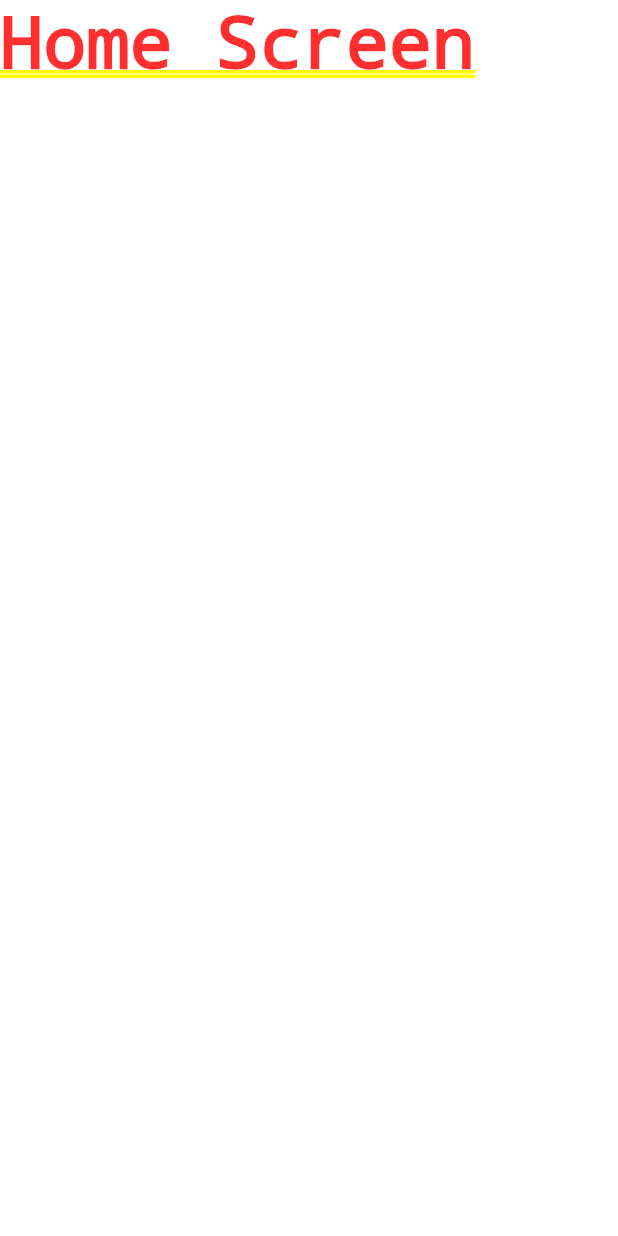
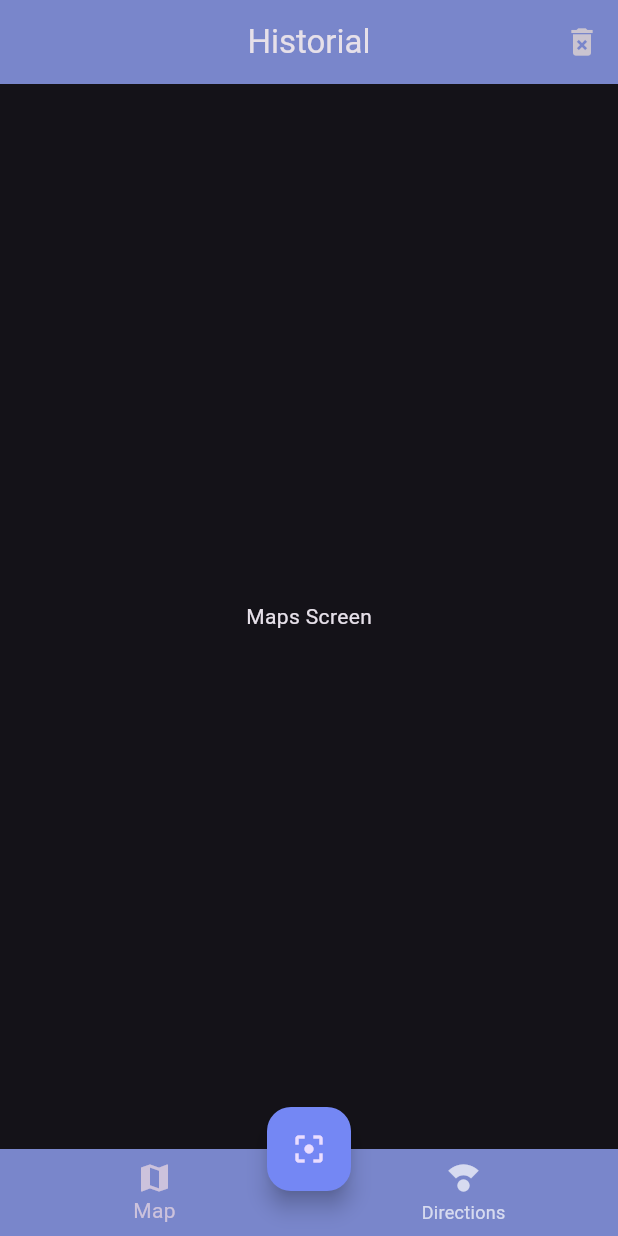
Before and after one commit to Juanes0930/QR_Scanner, a Flutter app: the screen it shows after launch, on a phone screen of 412 x 824 dp. Run offline on Flutter 3.47's test engine with Material 2 defaults, Android fonts, the phone set to English and light mode, and no system bars.

Commit message:
Title: Update App , Description: Creation theme and screens

```diff
--- /dev/null
+++ b/lib/config/theme/app_theme.dart
@@ -0,0 +1,16 @@
+import 'package:flutter/material.dart';
+
+class AppTheme  {
+
+
+ThemeData themeData() => ThemeData(
+  floatingActionButtonTheme: const FloatingActionButtonThemeData(backgroundColor:
+  Color.fromARGB(255, 116, 135, 244)),
+  bottomNavigationBarTheme:BottomNavigationBarThemeData(backgroundColor: Colors.indigo[300]),
+  appBarTheme: AppBarTheme(backgroundColor: Colors.indigo[300]),
+  //iconButtonTheme: IconButtonThemeData(style: ButtonStyle(backgroundColor: MaterialStateProperty.lerp(255, 116, 135, 244))),
+  brightness: Brightness.dark,
+  useMaterial3: true,
+  //brightness: Brightness.dark
+);
+}
--- a/lib/infraestructura/screens/home_screen.dart
+++ /dev/null
@@ -1,10 +0,0 @@
-import 'package:flutter/material.dart';
-
-class HomeScreen extends StatelessWidget {
-  const HomeScreen({super.key});
-
-  @override
-  Widget build(BuildContext context) {
-    return const Text('Home Screen');
-  }
-}
--- a/lib/main.dart
+++ b/lib/main.dart
@@ -1,7 +1,8 @@
 
 import 'package:flutter/material.dart';
-import 'package:qr_scanner_app/infraestructura/screens/home_screen.dart';
-import 'package:qr_scanner_app/infraestructura/screens/maps_screen.dart';
+import 'package:qr_scanner_app/config/theme/app_theme.dart';
+import 'package:qr_scanner_app/presentation/screens/home_screen.dart';
+import 'package:qr_scanner_app/presentation/screens/map_screen.dart';
 
 void main() => runApp(const MyApp());
 
@@ -13,15 +14,15 @@ class MyApp extends StatelessWidget {
     return MaterialApp(
       debugShowCheckedModeBanner: false,
       title: 'Material App',
+      theme: AppTheme().themeData(),
       initialRoute: 'home',
       routes: {
         'home':(context) => const HomeScreen(),
-        'mapa':(context) => const MapsScreen(),
+        'map':(context) => const MapScreen(),
       },
       home: Scaffold(
         appBar: AppBar(
           title: const Text('Material App Bar'),
-
         ),
         body: const Center(
           child: Text('Hello World'),
--- /dev/null
+++ b/lib/presentation/screens/directions_page.dart
@@ -0,0 +1,10 @@
+import 'package:flutter/material.dart';
+
+class DirectionsPage extends StatelessWidget {
+  const DirectionsPage({super.key});
+
+  @override
+  Widget build(BuildContext context) {
+    return const Center(child: Text('Direction Screen'),);
+  }
+}
--- /dev/null
+++ b/lib/presentation/screens/home_screen.dart
@@ -0,0 +1,45 @@
+import 'package:flutter/material.dart';
+import 'package:qr_scanner_app/presentation/screens/directions_page.dart';
+import 'package:qr_scanner_app/presentation/screens/maps_page.dart';
+import 'package:qr_scanner_app/presentation/widgets/custom_floating_buttons.dart';
+import 'package:qr_scanner_app/presentation/widgets/custom_navigation_bar.dart';
+
+class HomeScreen extends StatelessWidget {
+  const HomeScreen({super.key});
+
+  @override
+  Widget build(BuildContext context) {
+    return Scaffold(
+      appBar: AppBar(
+        elevation: 0,
+        title:const Text('Historial'),
+        centerTitle: true,
+        actions: [
+          IconButton(onPressed: (){}, icon: const Icon(Icons.delete_forever))
+        ],
+      ),
+      body: _HomePageBody(),
+     bottomNavigationBar:const CustomNavigationBar(),
+     floatingActionButton:const CustomFloatingButton(),
+     floatingActionButtonLocation: FloatingActionButtonLocation.centerDocked,
+    );
+
+  }
+}
+
+class _HomePageBody extends StatelessWidget {
+
+  @override
+  Widget build(BuildContext context) {
+    const int currentIndex = 0;
+
+    switch(currentIndex){
+      case 0 :
+          return const MapsPage();
+      case 1 :
+          return const DirectionsPage();
+      default:
+          return const MapsPage();
+    }
+  }
+}
--- a/lib/infraestructura/screens/maps_screen.dart
+++ b/lib/presentation/screens/map_screen.dart
@@ -1,7 +1,7 @@
 import 'package:flutter/material.dart';
 
-class MapsScreen extends StatelessWidget {
-  const MapsScreen({super.key});
+class MapScreen extends StatelessWidget {
+  const MapScreen({super.key});
 
   @override
   Widget build(BuildContext context) {
--- /dev/null
+++ b/lib/presentation/screens/maps_page.dart
@@ -0,0 +1,10 @@
+import 'package:flutter/material.dart';
+
+class MapsPage extends StatelessWidget {
+  const MapsPage({super.key});
+
+  @override
+  Widget build(BuildContext context) {
+    return const Center(child: Text('Maps Screen'),);
+  }
+}
--- /dev/null
+++ b/lib/presentation/widgets/custom_floating_buttons.dart
@@ -0,0 +1,14 @@
+import 'package:flutter/material.dart';
+
+class CustomFloatingButton extends StatelessWidget {
+  const CustomFloatingButton({super.key});
+
+
+  @override
+  Widget build(BuildContext context) {
+
+    return FloatingActionButton(
+      child: const Icon(Icons.filter_center_focus_outlined),
+      onPressed: (){});
+  }
+}
--- /dev/null
+++ b/lib/presentation/widgets/custom_navigation_bar.dart
@@ -0,0 +1,20 @@
+import 'package:flutter/material.dart';
+
+class CustomNavigationBar extends StatelessWidget {
+  const CustomNavigationBar
+({super.key});
+
+  @override
+  Widget build(BuildContext context) {
+    return BottomNavigationBar(
+      elevation: 0,
+      currentIndex: 0,
+      items:const <BottomNavigationBarItem>[
+        BottomNavigationBarItem(icon:Icon(Icons.map),label: 'Map'),
+
+         BottomNavigationBarItem(icon:Icon(Icons.compass_calibration),label: 'Directions'),
+        ]
+
+    );
+  }
+}
```
